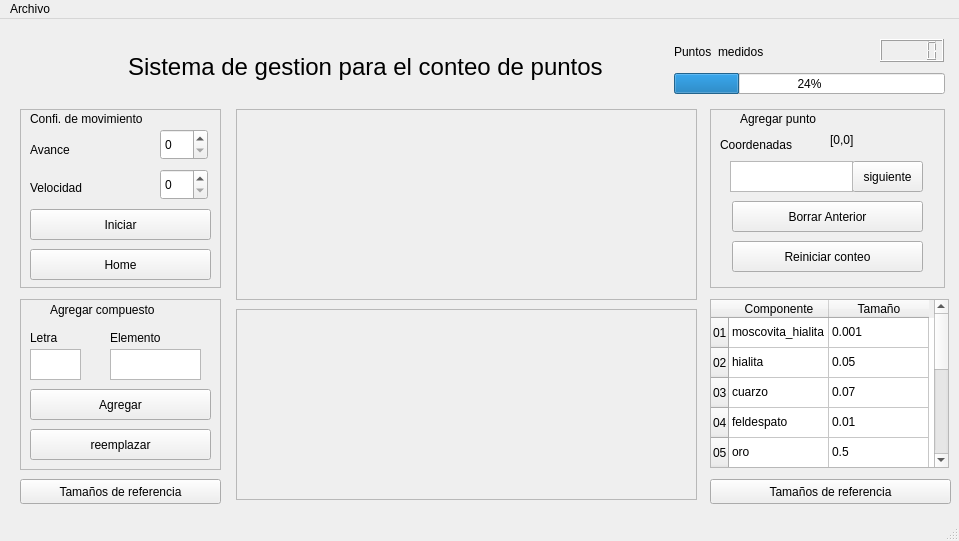
Before: the Qt Designer form alternative_GUI/GUI.ui in joaramirezra/Microscopio, drawn with Qt 5.
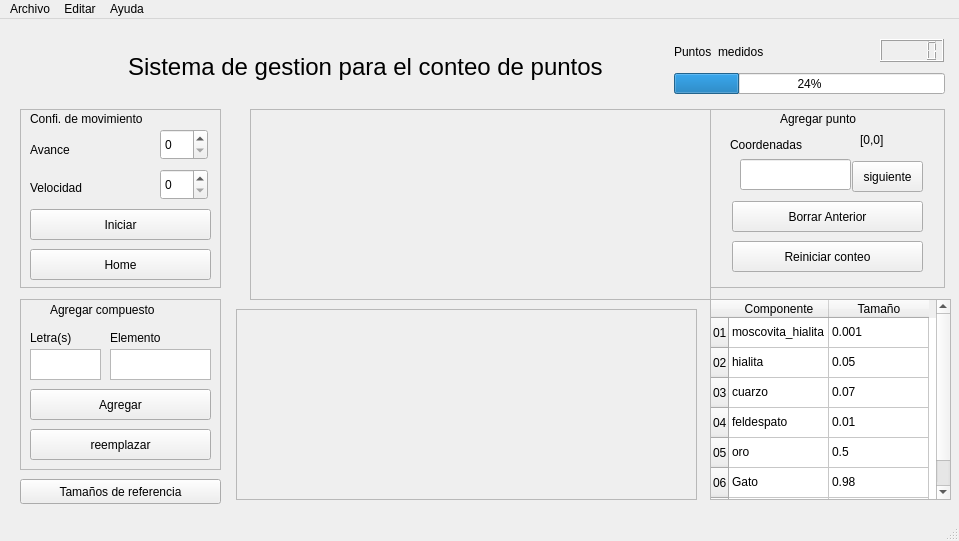
After: the same form once the commit is applied.

Commit message: V0.01 basic UI almost finish need to embed the graphs

Diff of the .ui file:
```diff
--- a/alternative_GUI/GUI.ui
+++ b/alternative_GUI/GUI.ui
@@ -50,7 +50,7 @@
     <widget class="QLabel" name="label_4">
      <property name="geometry">
       <rect>
-       <x>10</x>
+       <x>20</x>
        <y>20</y>
        <width>101</width>
        <height>31</height>
@@ -63,7 +63,7 @@
     <widget class="QLabel" name="label_5">
      <property name="geometry">
       <rect>
-       <x>120</x>
+       <x>150</x>
        <y>20</y>
        <width>67</width>
        <height>21</height>
@@ -86,25 +86,10 @@
       <string>siguiente</string>
      </property>
     </widget>
-    <widget class="QTextEdit" name="textEdit">
-     <property name="geometry">
-      <rect>
-       <x>20</x>
-       <y>52</y>
-       <width>123</width>
-       <height>31</height>
-      </rect>
-     </property>
-     <property name="font">
-      <font>
-       <pointsize>10</pointsize>
-      </font>
-     </property>
-    </widget>
     <widget class="QLabel" name="label_6">
      <property name="geometry">
       <rect>
-       <x>30</x>
+       <x>70</x>
        <y>0</y>
        <width>121</width>
        <height>20</height>
@@ -140,6 +125,16 @@
       <string>Reiniciar conteo</string>
      </property>
     </widget>
+    <widget class="QLineEdit" name="lineEdit">
+     <property name="geometry">
+      <rect>
+       <x>30</x>
+       <y>50</y>
+       <width>111</width>
+       <height>31</height>
+      </rect>
+     </property>
+    </widget>
    </widget>
    <widget class="QFrame" name="frame_4">
     <property name="geometry">
@@ -262,7 +257,7 @@
       <rect>
        <x>10</x>
        <y>50</y>
-       <width>51</width>
+       <width>71</width>
        <height>31</height>
       </rect>
      </property>
@@ -277,7 +272,7 @@
       </rect>
      </property>
      <property name="text">
-      <string>Letra</string>
+      <string>Letra(s)</string>
      </property>
     </widget>
     <widget class="QLabel" name="label_15">
@@ -337,7 +332,7 @@
       <rect>
        <x>90</x>
        <y>50</y>
-       <width>91</width>
+       <width>101</width>
        <height>31</height>
       </rect>
      </property>
@@ -382,7 +377,7 @@
    <widget class="QFrame" name="frame">
     <property name="geometry">
      <rect>
-      <x>236</x>
+      <x>250</x>
       <y>90</y>
       <width>461</width>
       <height>191</height>
@@ -400,8 +395,8 @@
      <rect>
       <x>710</x>
       <y>280</y>
-      <width>239</width>
-      <height>169</height>
+      <width>241</width>
+      <height>201</height>
      </rect>
     </property>
     <row>
@@ -439,21 +434,6 @@
       <string>07</string>
      </property>
     </row>
-    <row>
-     <property name="text">
-      <string>08</string>
-     </property>
-    </row>
-    <row>
-     <property name="text">
-      <string>09</string>
-     </property>
-    </row>
-    <row>
-     <property name="text">
-      <string>10</string>
-     </property>
-    </row>
     <column>
      <property name="text">
       <string>Componente</string>
@@ -526,42 +506,12 @@
     </item>
     <item row="6" column="0">
      <property name="text">
-      <string>Perro</string>
+      <string>suesca</string>
      </property>
     </item>
     <item row="6" column="1">
      <property name="text">
-      <string>0.5</string>
-     </property>
-    </item>
-    <item row="7" column="0">
-     <property name="text">
-      <string>madera</string>
-     </property>
-    </item>
-    <item row="7" column="1">
-     <property name="text">
-      <string>0.5</string>
-     </property>
-    </item>
-    <item row="8" column="0">
-     <property name="text">
-      <string>horogenesis</string>
-     </property>
-    </item>
-    <item row="8" column="1">
-     <property name="text">
-      <string>0.6</string>
-     </property>
-    </item>
-    <item row="9" column="0">
-     <property name="text">
-      <string>movldeno</string>
-     </property>
-    </item>
-    <item row="9" column="1">
-     <property name="text">
-      <string>0.8</string>
+      <string>1.5</string>
      </property>
     </item>
    </widget>
@@ -594,19 +544,6 @@
      <string>Tamaños de referencia</string>
     </property>
    </widget>
-   <widget class="QPushButton" name="pushButton_3">
-    <property name="geometry">
-     <rect>
-      <x>710</x>
-      <y>460</y>
-      <width>241</width>
-      <height>25</height>
-     </rect>
-    </property>
-    <property name="text">
-     <string>Tamaños de referencia</string>
-    </property>
-   </widget>
   </widget>
   <widget class="QMenuBar" name="menubar">
    <property name="geometry">
@@ -626,7 +563,37 @@
     <addaction name="actionGuardar"/>
     <addaction name="actionGuardar_Como"/>
    </widget>
+   <widget class="QMenu" name="menuEditar">
+    <property name="title">
+     <string>Editar</string>
+    </property>
+    <widget class="QMenu" name="menuTama_o_muestra">
+     <property name="title">
+      <string>Tamaño muestra</string>
+     </property>
+     <addaction name="separator"/>
+     <addaction name="separator"/>
+     <addaction name="actionDefecto_47x32"/>
+     <addaction name="action3x3"/>
+     <addaction name="action4x4"/>
+     <addaction name="actionAgregar"/>
+    </widget>
+    <addaction name="actionTeclado"/>
+    <addaction name="menuTama_o_muestra"/>
+    <addaction name="actionCalibrar"/>
+    <addaction name="actionInspeccionar"/>
+   </widget>
+   <widget class="QMenu" name="menuAyuda">
+    <property name="title">
+     <string>Ayuda</string>
+    </property>
+    <addaction name="actionTutorial"/>
+    <addaction name="actionFAQ_s"/>
+    <addaction name="actionAcerca"/>
+   </widget>
    <addaction name="menuArchivo"/>
+   <addaction name="menuEditar"/>
+   <addaction name="menuAyuda"/>
   </widget>
   <widget class="QStatusBar" name="statusbar"/>
   <action name="actionNuevo">
```
Left out of the diff: 60 changed lines with no effect on the pictures. The commit also changes 7 other files.
